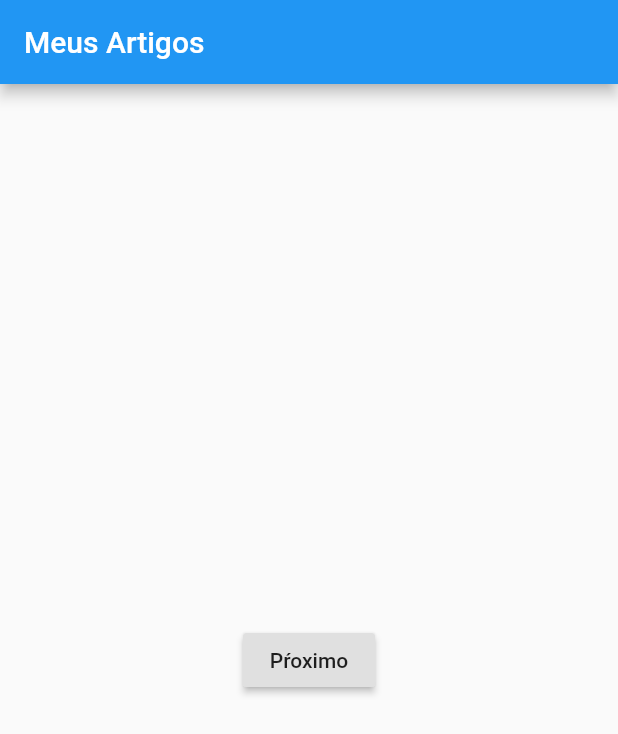
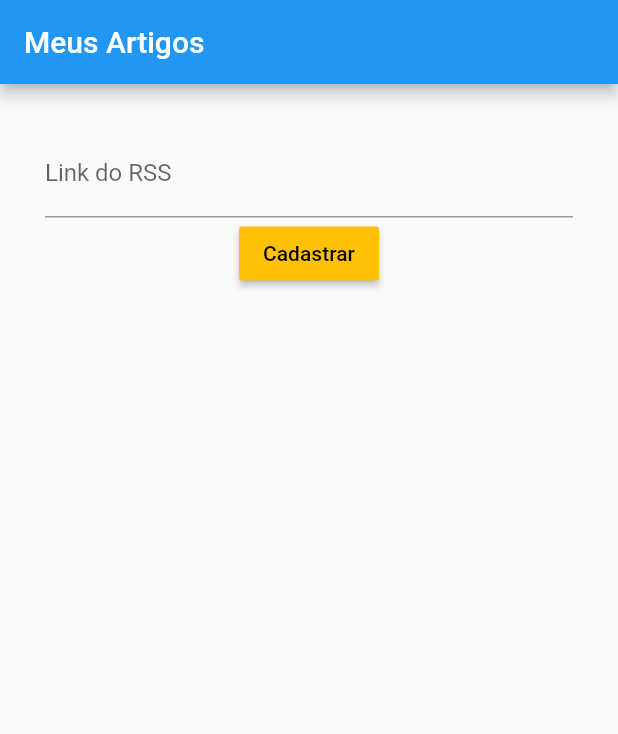
Before and after one commit to lopesdaniel/flutter-rss, a Flutter app: the screen it shows after launch, on a phone screen of 412 x 824 dp. Shown: the top 734 px of the screen. Run offline on Flutter 3.47's test engine with Material 2 defaults, Android fonts, the phone set to English and light mode, and no system bars.

Commit message:
Iniciando formulario

```diff
--- a/lib/pages/home_page.dart
+++ b/lib/pages/home_page.dart
@@ -7,6 +7,8 @@ class HomePage extends StatefulWidget {
 }
 
 class _HomePageState extends State<HomePage> {
+  final _formKey = GlobalKey<FormState>();
+
   @override
   Widget build(BuildContext context) {
     return Scaffold(
@@ -14,15 +16,30 @@ class _HomePageState extends State<HomePage> {
         title: Text('Meus Artigos'),
         automaticallyImplyLeading: false,
       ),
-      body: Center(
-        child: RaisedButton(
-          child: Text('Pŕoximo'),
-          onPressed: () {
-            Navigator.push(context,
-            MaterialPageRoute(builder: (context) => ArticlePage()));
-          },
-        )
-      ),
+      body: Padding(
+        padding: EdgeInsets.all(30),
+        child: Form(
+        key: _formKey,
+        child: Column(
+          children: <Widget>[
+            TextFormField(
+              keyboardType: TextInputType.url,
+              decoration: InputDecoration(
+                labelText: 'Link do RSS'
+              ),
+              ),
+              RaisedButton(
+                child: Text('Cadastrar'),
+                color: Colors.amber,
+                textColor: Colors.black,
+                onPressed: () {
+                  print('ok !');
+                },
+              )
+            ],
+          ),
+        ),
+      )
     );
   }
 }
```
Also changed, not shown: lib/pages/articles_page.dart (+11 -4 lines).
